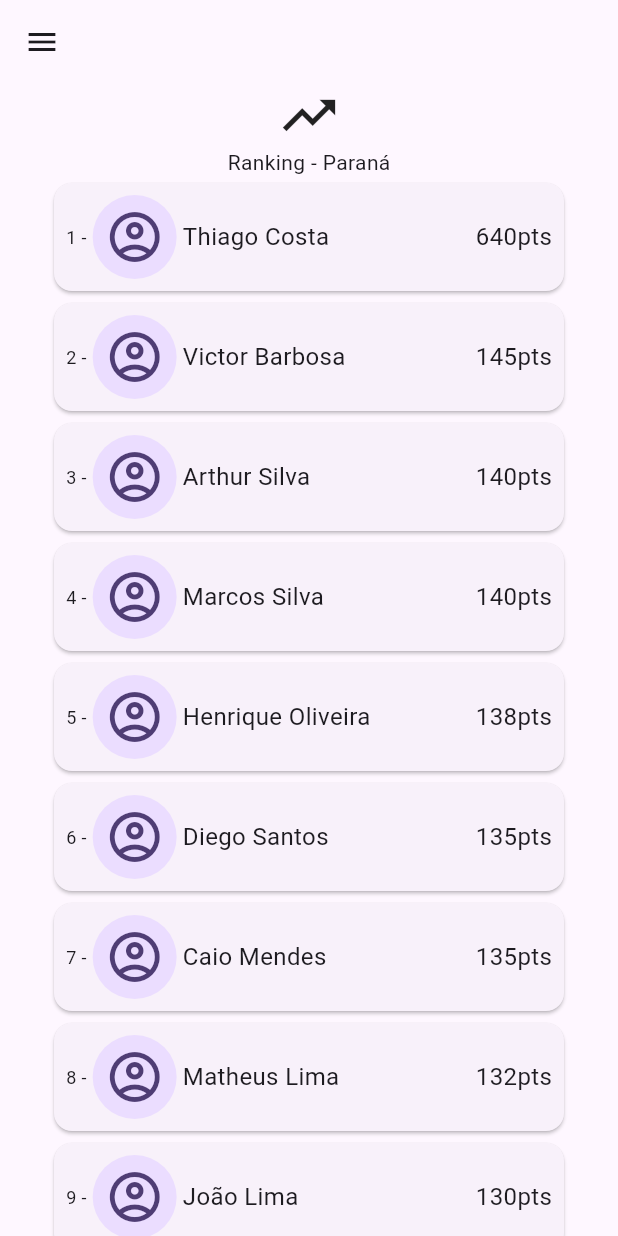
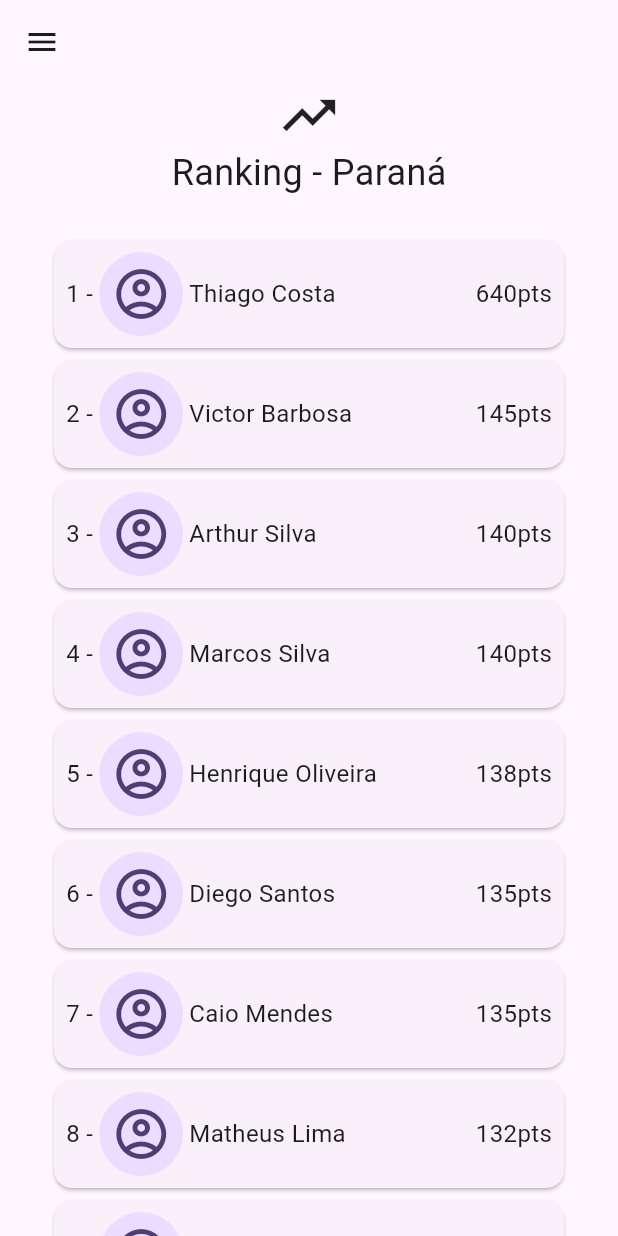
Before and after one commit to Felipe-Brostolin-Ribeiro/felipe_brostolin_ribeiro_prova04, a Flutter app: the RankingPage screen opened directly, on a phone screen of 412 x 824 dp. Run offline on Flutter 3.47's test engine with Material 3 defaults, Android fonts, the phone set to English and light mode, and no system bars.

Commit message:
Correções de layout na ranking page

```diff
--- a/lib/ranking/ranking_page.dart
+++ b/lib/ranking/ranking_page.dart
@@ -118,9 +118,10 @@ class _RankingPageState extends State<RankingPage> {
                   Icons.trending_up,
                   size: 42,
                 ),
-                Text("Ranking - Paraná"),
+                Text("Ranking - Paraná", style: TextStyle(fontSize: 24),),
               ],
             ),
+            SizedBox(height: 24,),
             Expanded(
               child: ListView.builder(
                 itemCount: 10,
@@ -134,7 +135,7 @@ class _RankingPageState extends State<RankingPage> {
                           children: [
                             Text(
                               "${index + 1} -",
-                              style: const TextStyle(fontSize: 12),
+                              style: const TextStyle(fontSize: 16),
                             ),
                             const CircleAvatar(
                               radius: 32,
```
